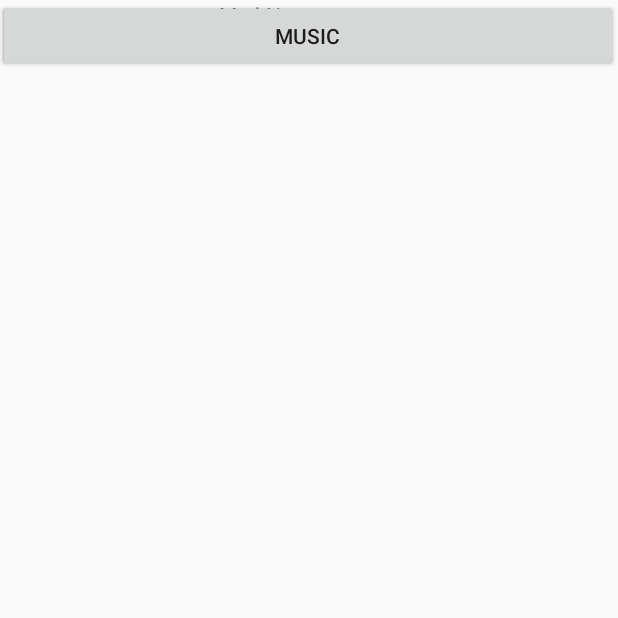
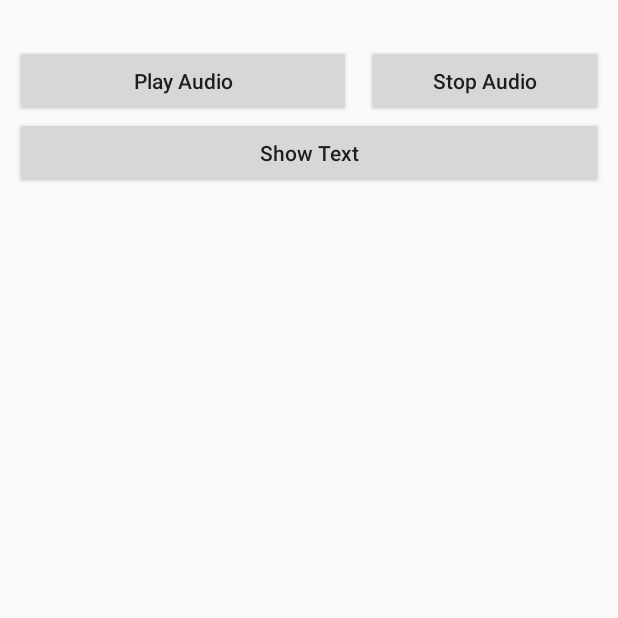
Before and after one commit to IlyaWaffle/AndroidBase, an Android app: the screen it shows after launch (MainActivity), on a phone screen of 412 x 824 dp, the top half of it. Run offline under Robolectric (Android 15) with nearby library versions, the phone set to English and light mode, and no system bars; libraries missing offline, so code that uses them is left out: com.yandex.mapkit, com.yandex.runtime; plain views replace MapView; 21 statements that could not run were skipped.

Commit message:
Fucking Audio

```diff
--- a/MultiplatformMaps/androidApp/src/main/res/layout/activity_main.xml
+++ b/MultiplatformMaps/androidApp/src/main/res/layout/activity_main.xml
@@ -17,16 +17,18 @@
         app:layout_constraintTop_toTopOf="parent"
         app:layout_constraintVertical_bias="1.0">
 
-        <Button
-            android:id="@+id/factButton"
+        <TableLayout
             android:layout_width="match_parent"
             android:layout_height="wrap_content"
-            android:layout_alignParentStart="true"
+            android:layout_alignParentStart="false"
+            android:layout_alignParentLeft="false"
+            android:layout_alignParentTop="false"
+            android:layout_alignParentEnd="false"
+            android:layout_alignParentRight="false"
             android:layout_alignParentBottom="true"
-            android:layout_marginStart="-1dp"
-            android:layout_marginBottom="44dp"
-            android:onClick="onFactButtonClick"
-            android:text="Fact" />
+            android:paddingLeft="10dp"
+            android:paddingRight="10dp"
+            android:paddingBottom="20dp">
 
             <TextView
                 android:id="@+id/markName"
@@ -35,22 +37,44 @@
                 android:layout_alignParentStart="true"
                 android:layout_alignParentEnd="true"
                 android:layout_alignParentBottom="true"
-            android:layout_marginStart="146dp"
-            android:layout_marginEnd="155dp"
-            android:layout_marginBottom="95dp"
-            android:text="MarkName"
+                android:minHeight="30dp"
                 android:textAlignment="center" />
+
+            <LinearLayout
+                android:layout_width="match_parent"
+                android:layout_height="wrap_content"
+                android:orientation="horizontal">
 
                 <Button
                     android:id="@+id/musicButton"
-            android:layout_width="412dp"
+                    android:layout_width="224dp"
+                    android:layout_height="match_parent"
+                    android:layout_marginRight="10dp"
+                    android:onClick="onMusicButtonClick"
+                    android:text="Play Audio"
+                    android:textAllCaps="false" />
+
+                <Button
+                    android:id="@+id/stopMusic"
+                    android:layout_width="wrap_content"
+                    android:layout_height="wrap_content"
+                    android:layout_weight="1"
+                    android:onClick="onStopButtonClick"
+                    android:text="Stop Audio"
+                    android:textAllCaps="false" />
+            </LinearLayout>
+
+
+            <Button
+                android:id="@+id/factButton"
+                android:layout_width="match_parent"
                 android:layout_height="wrap_content"
                 android:layout_alignParentStart="true"
                 android:layout_alignParentBottom="true"
-            android:layout_marginStart="-1dp"
-            android:layout_marginBottom="1dp"
-            android:onClick="onMusicButtonClick"
-            android:text="Music" />
+                android:onClick="onFactButtonClick"
+                android:text="Show Text"
+                android:textAllCaps="false" />
+        </TableLayout>
 
     </com.yandex.mapkit.mapview.MapView>
 
```
Also changed, not shown: 2 other files. Lines whose indentation alone changed are shown as unchanged.
